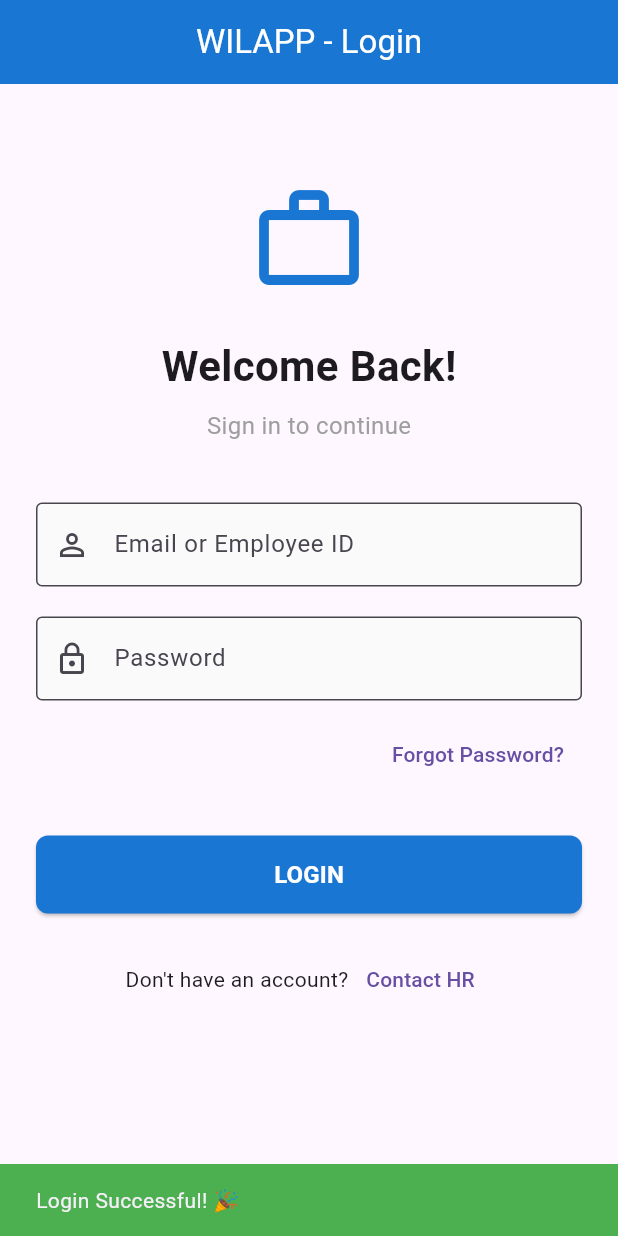
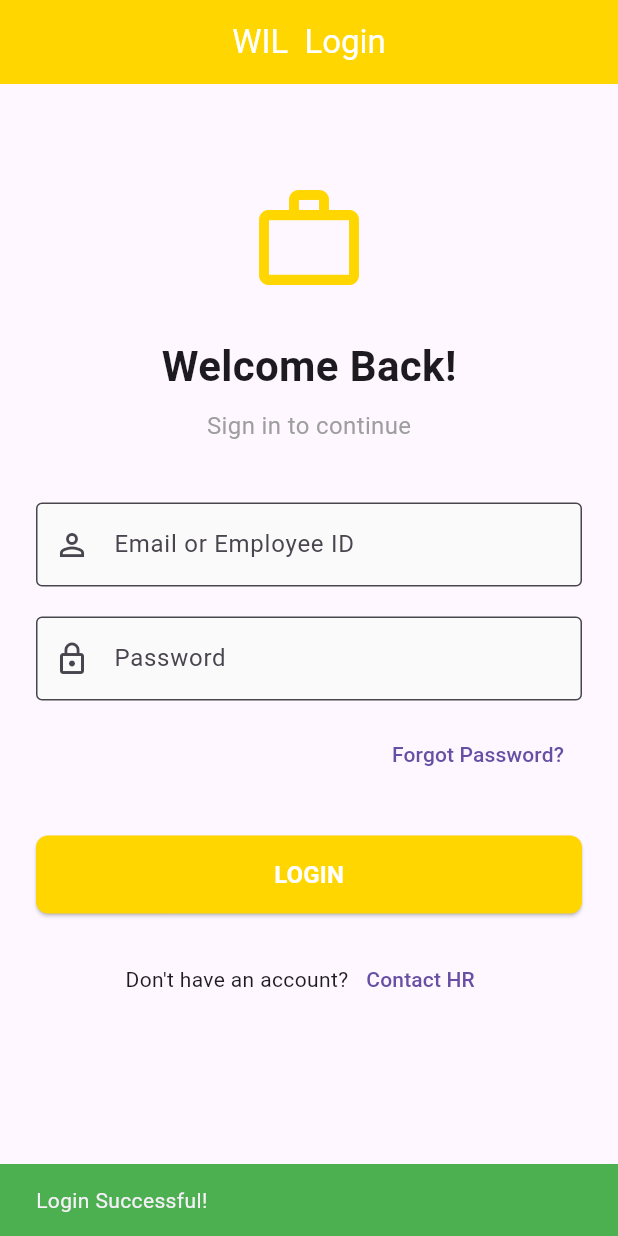
Before and after one commit to Zaryab-khanzk/wilapp, a Flutter app: the screen it shows after launch, after a tap on "LOGIN", on a phone screen of 412 x 824 dp. Run offline on Flutter 3.47's test engine with Material 3 defaults, Android fonts, the phone set to English and light mode, and no system bars.

Commit message:
theme color

```diff
--- a/lib/screens/login_screen.dart
+++ b/lib/screens/login_screen.dart
@@ -7,9 +7,9 @@ class LoginScreen extends StatelessWidget {
   Widget build(BuildContext context) {
     return Scaffold(
       appBar: AppBar(
-        title: const Text('WILAPP - Login'),
+        title: const Text('WIL  Login'),
         centerTitle: true,
-        backgroundColor: Colors.blue[700],
+        backgroundColor: Colors.yellowAccent[700],
         foregroundColor: Colors.white,
       ),
       body: Padding(
@@ -21,7 +21,11 @@ class LoginScreen extends StatelessWidget {
               const SizedBox(height: 40),
 
               // App Logo / Icon
-              Icon(Icons.work_outline, size: 80, color: Colors.blue[700]),
+              Icon(
+                Icons.work_outline,
+                size: 80,
+                color: Colors.yellowAccent[700],
+              ),
               const SizedBox(height: 24),
 
               const Text(
@@ -84,13 +88,13 @@ class LoginScreen extends StatelessWidget {
                     // TODO: Implement actual login logic later
                     ScaffoldMessenger.of(context).showSnackBar(
                       const SnackBar(
-                        content: Text('Login Successful! 🎉'),
+                        content: Text('Login Successful!'),
                         backgroundColor: Colors.green,
                       ),
                     );
                   },
                   style: ElevatedButton.styleFrom(
-                    backgroundColor: Colors.blue[700],
+                    backgroundColor: Colors.yellowAccent[700],
                     foregroundColor: Colors.white,
                     shape: RoundedRectangleBorder(
                       borderRadius: BorderRadius.circular(8),
--- a/lib/screens/splash_screen.dart
+++ b/lib/screens/splash_screen.dart
@@ -13,7 +13,7 @@ class _SplashScreenState extends State<SplashScreen> {
   void initState() {
     super.initState();
 
-    Future.delayed(const Duration(seconds: 3), () {
+    Future.delayed(const Duration(seconds: 5), () {
       if (mounted) {
         Navigator.pushReplacement(
           context,
```
